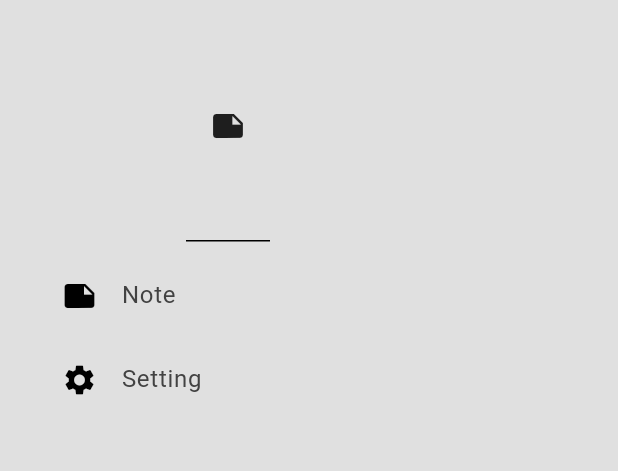
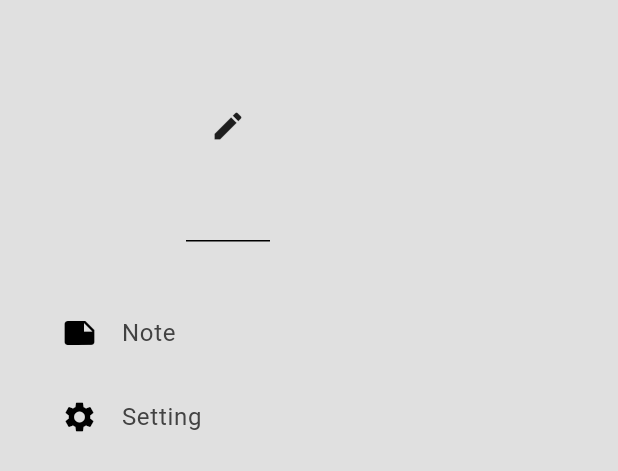
Before and after one commit to nuel232/Notes_App, a Flutter app: the MyDrawer widget shown alone on an empty page, opened directly, on a phone screen of 412 x 824 dp. Shown: the top 471 px of the screen. Run offline on Flutter 3.47's test engine with Material 3 defaults, Android fonts, the phone set to English and light mode, and no system bars; our stand-ins replace google_fonts, hive, hive_flutter, popover; accounts and stored records are empty.

Commit message:
feat: add popover functionality for note actions and enhance UI components
- Introduced a new NoteSettings component for edit and delete options.
- Updated NoteTile to use popover for displaying note actions.
- Modified MyDrawer to improve UI with updated icons and spacing.
- Added popover dependency in pubspec.yaml and updated pubspec.lock.

```diff
--- a/lib/components/my_drawer.dart
+++ b/lib/components/my_drawer.dart
@@ -12,7 +12,9 @@ class MyDrawer extends StatelessWidget {
       child: Column(
         children: [
           //header
-          DrawerHeader(child: Icon(Icons.note)),
+          DrawerHeader(child: Icon(Icons.edit)),
+
+          SizedBox(height: 25),
 
           //Note tile
           DrawerTile(
--- a/lib/pages/notes_page.dart
+++ b/lib/pages/notes_page.dart
@@ -22,6 +22,7 @@ class _NotesPageState extends State<NotesPage> {
     showDialog(
       context: context,
       builder: (context) => AlertDialog(
+        backgroundColor: Theme.of(context).colorScheme.surface,
         content: TextField(controller: textController),
         actions: [
           //create button
@@ -50,6 +51,7 @@ class _NotesPageState extends State<NotesPage> {
     showDialog(
       context: context,
       builder: (context) => AlertDialog(
+        backgroundColor: Theme.of(context).colorScheme.surface,
         title: Text('Update Note'),
         content: TextField(controller: textController),
         actions: [
@@ -117,8 +119,8 @@ class _NotesPageState extends State<NotesPage> {
                 //list tile UI
                 return NoteTile(
                   text: note.text,
-                  onDeletePressed: () => updateNote(note),
-                  onEditPressed: () => deleteNote(note),
+                  onDeletePressed: () => deleteNote(note),
+                  onEditPressed: () => updateNote(note),
                 );
               },
             ),
--- a/lib/theme/theme.dart
+++ b/lib/theme/theme.dart
@@ -15,9 +15,9 @@ ThemeData lightMode = ThemeData(
 ThemeData darkMode = ThemeData(
   brightness: Brightness.dark,
   colorScheme: ColorScheme.dark(
-    surface: Colors.grey.shade900,
-    primary: Colors.grey.shade800,
-    secondary: Colors.grey.shade700,
+    surface: const Color.fromARGB(255, 24, 24, 24),
+    primary: const Color.fromARGB(255, 34, 34, 34),
+    secondary: const Color.fromARGB(255, 49, 49, 49),
     inversePrimary: Colors.grey.shade300,
   ),
 );
--- a/pubspec.yaml
+++ b/pubspec.yaml
@@ -39,6 +39,7 @@ dependencies:
   hive_flutter: ^1.1.0
   path_provider: ^2.1.5
   provider: ^6.1.5
+  popover: ^0.3.1
 
 dev_dependencies:
   flutter_test:
```
Also changed, not shown: lib/components/note_settings.dart (added, +58 -0 lines), lib/components/note_tile.dart (+16 -6 lines), pubspec.lock.
